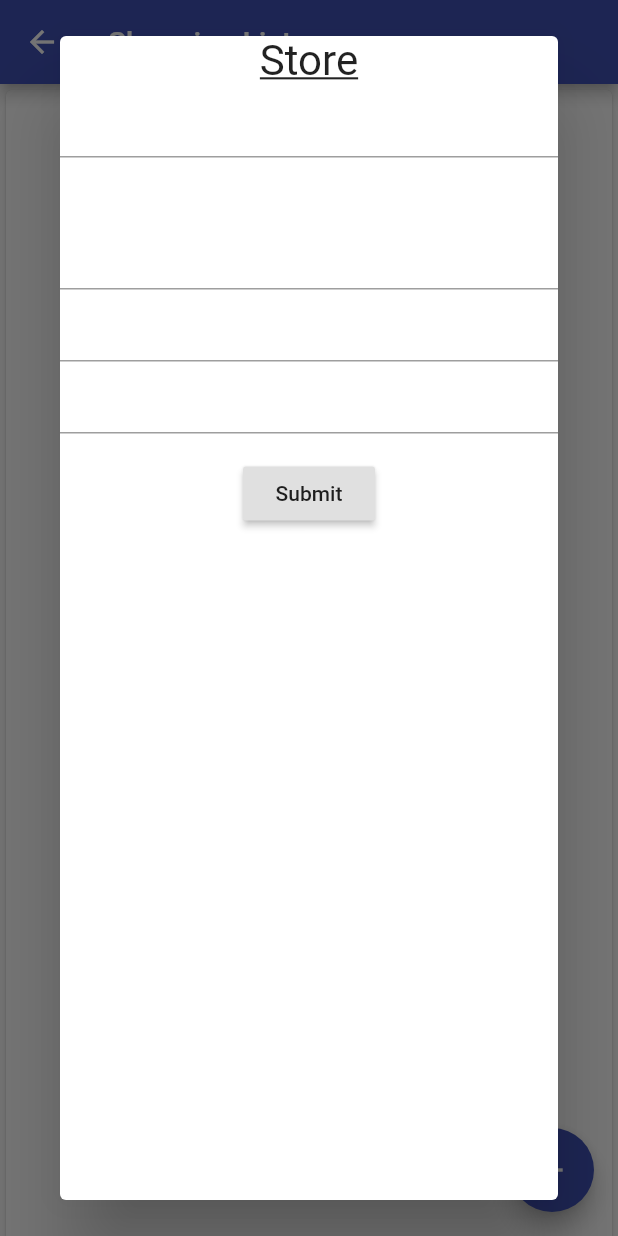
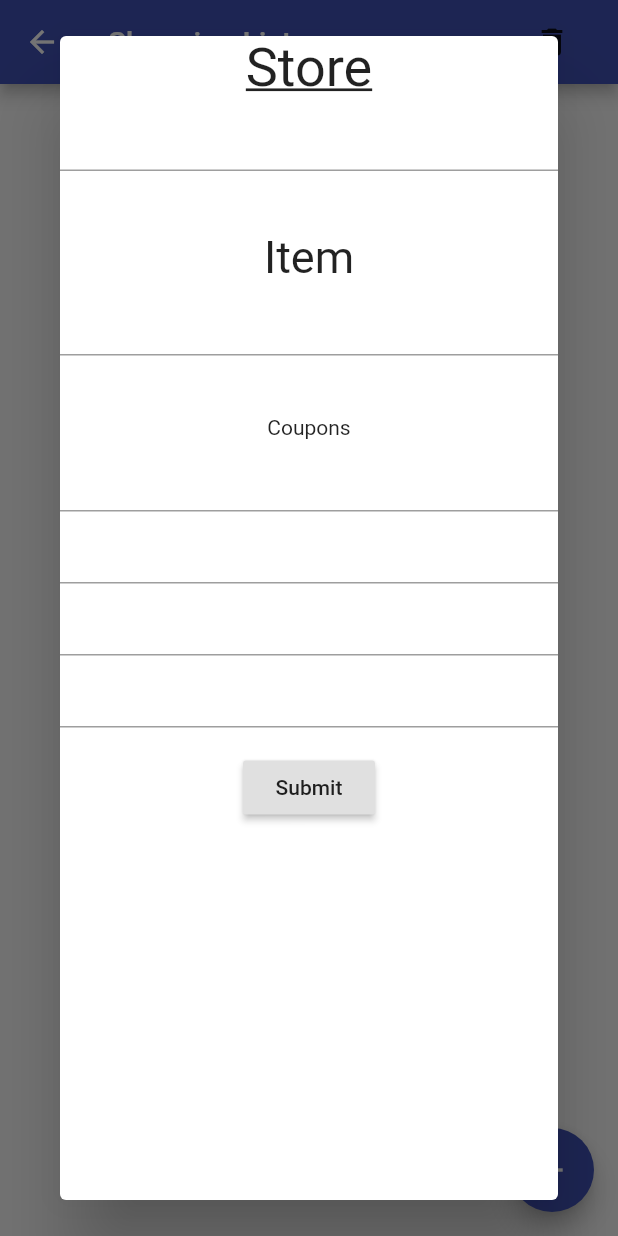
Before and after one commit to pursasha/flart, a Flutter app: the ShopList screen opened directly, after a tap on the "add" icon, on a phone screen of 412 x 824 dp. Run offline on Flutter 3.47's test engine with Material 2 defaults, Android fonts, the phone set to English and light mode, and no system bars; our stand-ins replace sqflite; accounts and stored records are empty.

Commit message:
updated deal list

```diff
--- a/lib/Components/Deal.dart
+++ b/lib/Components/Deal.dart
@@ -1,33 +1,52 @@
 class Deal {
   String store;
   bool have;
-  List<Item> items;
+  Item item;
 
-  Deal(String store, bool have, List<Item> items) {
+  Deal(String store, bool have, Item item) {
     this.store = store;
     this.have = have;
-    this.items = items;
+    this.item = item;
+  }
+
+  Map<String, dynamic> toMap() {
+    return {
+      'store': store,
+      'have': (have == true) ? 1 : 0,
+      'item': item.title,
+      'coupon': item.coupon.toString()
+    };
   }
 }
 
 class Item {
   String title;
-  bool have;
-  List<Coupon> coupons;
+  List<Coupon> coupon;
 
-  Item(String title, bool have, List<Coupon> coupons) {
+  Item(String title, [List<Coupon> coupon]) {
     this.title = title;
-    this.have = have;
-    this.coupons = coupons;
+    this.coupon = coupon;
+  }
+
+  Map<String, dynamic> toMap() {
+    return {'title': title, 'coupons': coupon.toString()};
+  }
+
+  @override
+  String toString() {
+    return 'title: $title, coupons:' + coupon.toString();
   }
 }
 
 class Coupon {
   String title;
-  bool have;
 
-  Coupon(String title, bool have) {
+  Coupon(String title) {
     this.title = title;
-    this.have = have;
+  }
+
+  @override
+  String toString() {
+    return 'title: $title';
   }
 }
--- /dev/null
+++ b/lib/Components/shoppingDatabase.dart
@@ -0,0 +1,93 @@
+import 'dart:async';
+import 'package:path/path.dart';
+import 'package:sqflite/sqflite.dart';
+// import 'package:http/http.dart' as http;
+// import 'dart:convert';
+
+import 'Deal.dart';
+
+class DealDB {
+  DealDB._();
+  static final DealDB db = DealDB._();
+
+  Database _database;
+
+  Future<Database> get database async {
+    if (_database != null) return _database;
+    // if _database is null we instantiate it
+    _database = await openDB();
+    return _database;
+  }
+
+  Future<Database> openDB() async {
+    var databasesPath = await getDatabasesPath();
+    return await openDatabase(
+      join(databasesPath, 'deals.db'),
+      onOpen: (db) async {},
+      onCreate: (db, version) async {
+        var batch = db.batch();
+        _createDealTable(batch);
+
+        await batch.commit(noResult: true);
+      },
+      version: 1,
+    );
+  }
+
+  void _createDealTable(Batch batch) {
+    batch.execute('DROP TABLE IF EXISTS deals');
+    batch.execute('''
+    CREATE TABLE deals (
+      id INTEGER PRIMARY KEY AUTOINCREMENT,
+      store TEXT,
+      have INTEGER,
+      item TEXT,
+      coupon TEXT
+    )''');
+  }
+
+  Future<int> insertDeal(Deal deal) async {
+    final Database db = await openDB();
+
+    if (deal.store == '' || deal == null) {
+      return 402;
+    }
+    await db.insert('deals', deal.toMap());
+
+    return 200;
+  }
+
+  Future<List<Deal>> deals() async {
+    final Database db = await openDB();
+
+    final List<Map<String, dynamic>> maps = await db.query('deals');
+
+    return List.generate(maps.length, (i) {
+      List<Coupon> coupons = [];
+      // print(maps[i]['coupon']);
+      maps[i]['coupon'].toString().split(',').forEach((coupon) {
+        coupon.split('title: ').forEach((coupon) {
+          // print(coupon);
+          if (coupon == '' || coupon == '[' || coupon == ']') {
+          } else {
+            if (coupon != " ") coupons.add(Coupon(coupon));
+          }
+        });
+      });
+      return Deal(maps[i]['store'], (maps[i]['have'] == 1 ? true : false),
+          Item(maps[i]['item'], coupons));
+    });
+  }
+
+  Future<void> deleteDeal(String store) async {
+    final db = await openDB();
+
+    await db.delete("deals", where: "store = ?", whereArgs: [store]);
+  }
+
+  void removeAllDeals() async {
+    final db = await openDB();
+
+    await db.execute("DELETE FROM deals");
+  }
+}
--- a/lib/ShopList.dart
+++ b/lib/ShopList.dart
@@ -1,5 +1,6 @@
 import 'package:flutter/material.dart';
 import 'Components/Deal.dart';
+import 'Components/shoppingDatabase.dart';
 
 class ShopList extends StatefulWidget {
   ShopList({Key key}) : super(key: key);
@@ -12,43 +13,65 @@ class _ShopListState extends State<ShopList> {
   final _formKey = new GlobalKey<FormState>();
 
   TextEditingController storeController = TextEditingController();
-  TextEditingController itemController1 = TextEditingController();
-  TextEditingController itemController2 = TextEditingController();
-  TextEditingController itemController3 = TextEditingController();
-  TextEditingController dealController1 = TextEditingController();
-  TextEditingController dealController2 = TextEditingController();
-  TextEditingController dealController3 = TextEditingController();
+  TextEditingController itemController = TextEditingController();
+  TextEditingController couponController1 = TextEditingController();
+  TextEditingController couponController2 = TextEditingController();
+  TextEditingController couponController3 = TextEditingController();
+  TextEditingController couponController4 = TextEditingController();
 
-  List<Deal> deals = [
-    Deal("CVS", false, [
-      Item("Shampoo", false,
-          [Coupon("BOGO", false), Coupon("Use \$3 Deals", false)]),
-      Item("Shampoo", false, [Coupon("Spend \$20, Get \$4", false)]),
-    ]),
-    Deal("CVS", false, [
-      Item("Shampoo", false,
-          [Coupon("BOGO", false), Coupon("Use \$3 Deals", false)]),
-      Item("Shampoo", false, [Coupon("Spend \$20, Get \$4", false)]),
-      Item("Shampoo", false,
-          [Coupon("BOGO", false), Coupon("Use \$3 Deals", false)]),
-      Item("Shampoo", false, [Coupon("Spend \$20, Get \$4", false)]),
-      Item("Shampoo", false,
-          [Coupon("BOGO", false), Coupon("Use \$3 Deals", false)]),
-      Item("Shampoo", false, [Coupon("Spend \$20, Get \$4", false)]),
-    ]),
-  ];
+  @override
+  void initState() {
+    super.initState();
+    build(context);
+  }
 
   Widget build(BuildContext context) {
-    ListView body = ListView.builder(
-      itemCount: deals.length,
-      itemBuilder: (context, int index) => buildStore(deals[index]),
-    );
-
     return Scaffold(
       appBar: AppBar(
+        actions: <Widget>[
+          FlatButton(
+            child: Icon(Icons.restore_from_trash),
+            onPressed: () => DealDB.db.removeAllDeals(),
+          )
+        ],
         title: Text("Shopping List"),
       ),
-      body: body.build(context),
+      body: FutureBuilder<List<Deal>>(
+          future: DealDB.db.deals(),
+          builder: (BuildContext context, AsyncSnapshot<List<Deal>> snapshot) {
+            switch (snapshot.connectionState) {
+              case ConnectionState.done:
+                List<Deal> deals = snapshot.data;
+                if (deals.length > 0) {
+                  return ListView.builder(
+                    itemCount: deals.length,
+                    itemBuilder: (context, int index) =>
+                        buildStore(deals[index]),
+                  );
+                } else {
+                  return ListView.builder(
+                    itemCount: 1,
+                    itemBuilder: (context, int index) => Center(
+                      child: Text(
+                        "Add a deal...",
+                        style: TextStyle(fontSize: 28),
+                      ),
+                    ),
+                  );
+                }
+                break;
+              case ConnectionState.active:
+              case ConnectionState.waiting:
+              default:
+                return ListView.builder(
+                  itemCount: 1,
+                  itemBuilder: (context, int index) => Center(
+                    child: CircularProgressIndicator(),
+                  ),
+                );
+                break;
+            }
+          }),
       floatingActionButton: FloatingActionButton(
         child: Icon(Icons.add),
         onPressed: () => showDialog(
@@ -63,21 +86,17 @@ class _ShopListState extends State<ShopList> {
 
   Card buildStore(Deal deal) {
     List<Card> items = [];
-    for (Item item in deal.items) {
-      items.add(buildItem(item));
-    }
+    items.add(buildItem(deal));
     return Card(
-      clipBehavior: Clip.hardEdge,
-      child: Center(
-        heightFactor: 10,
       child: Column(
         children: <Widget>[
           Row(
+            mainAxisAlignment: MainAxisAlignment.center,
             children: <Widget>[
               Text(
                 deal.store,
                 style: TextStyle(fontSize: 36),
-                )
+              ),
             ],
           ),
           Column(
@@ -85,55 +104,47 @@ class _ShopListState extends State<ShopList> {
           )
         ],
       ),
+    );
+  }
+
+  Card buildItem(Deal deal) {
+    List<Row> coupons = [];
+    coupons.add(Row(
+      children: <Widget>[
+        Text(
+          deal.item.title,
+          style: TextStyle(fontSize: 24),
+        )
+      ],
+    ));
+    for (Coupon coupon in deal.item.coupon) {
+      print(coupon.title);
+
+      coupons.add(
+        Row(
+          children: <Widget>[
+            Text(coupon.title),
+          ],
         ),
       );
     }
 
-  Card buildItem(Item item) {
-    List<Card> coupons = [];
-    for (Coupon coupon in item.coupons) {
-      coupons.add(buildCoupon(coupon));
-    }
-
     return Card(
+      margin: EdgeInsets.fromLTRB(10, 0, 10, 0),
       elevation: 0,
-      child: Center(
       child: Column(
         children: <Widget>[
-            Row(
-              children: <Widget>[
-                Text(
-                  item.title,
-                  style: TextStyle(fontSize: 24),
-                )
+          CheckboxListTile(
+            value: deal.have,
+            controlAffinity: ListTileControlAffinity.leading,
+            onChanged: (changer) {
+              setState(() {
+                deal.have = changer;
+              });
+            },
+            title: Column(children: coupons),
+          ),
         ],
-            ),
-            Column(
-              children: coupons,
-            )
-          ],
-        ),
-      ),
-    );
-  }
-
-  Card buildCoupon(Coupon coupon) {
-    return Card(
-      borderOnForeground: false,
-      child: Center(
-        child: Column(
-          children: <Widget>[
-            Row(
-              children: <Widget>[
-                Checkbox(
-                  value: coupon.have,
-                  onChanged: (have) => setState(() => coupon.have = have),
-                ),
-                Text(coupon.title)
-              ],
-            )
-          ],
-        ),
       ),
     );
   }
@@ -145,11 +156,12 @@ class _ShopListState extends State<ShopList> {
         crossAxisAlignment: CrossAxisAlignment.start,
         children: <Widget>[
           Column(
+            // STORE
             children: <Widget>[
               Text(
                 "Store",
                 style: TextStyle(
-                    fontSize: 28, decoration: TextDecoration.underline),
+                    fontSize: 36, decoration: TextDecoration.underline),
               ),
               TextFormField(
                 controller: storeController,
@@ -165,16 +177,44 @@ class _ShopListState extends State<ShopList> {
           Padding(
             padding: EdgeInsets.symmetric(vertical: 20.0),
           ),
-          Column(
-            children: <Widget>[
-              TextFormField(
-                controller: itemController1,
+          Column(children: <Widget>[
+            // ITEM
+            Center(
+              child: Text(
+                "Item",
+                style: TextStyle(fontSize: 30),
+              ),
             ),
             TextFormField(
-                controller: itemController2,
+              controller: itemController,
+              validator: (value) {
+                if (value.isEmpty) {
+                  return 'Please enter some text';
+                }
+                return null;
+              },
+            ),
+          ]),
+          Padding(
+            padding: EdgeInsets.symmetric(vertical: 20.0),
+          ),
+          Column(
+            // COUPONS
+            children: <Widget>[
+              Center(
+                child: Text("Coupons"),
               ),
               TextFormField(
-                controller: itemController3,
+                controller: couponController1,
+              ),
+              TextFormField(
+                controller: couponController2,
+              ),
+              TextFormField(
+                controller: couponController3,
+              ),
+              TextFormField(
+                controller: couponController4,
               ),
             ],
           ),
@@ -186,51 +226,43 @@ class _ShopListState extends State<ShopList> {
                   if (_formKey.currentState.validate()) {
                     setState(
                       () {
-                        deals.add(Deal(storeController.text, false, [
+                        DealDB.db.insertDeal(
+                          Deal(
+                            storeController.text,
+                            false,
                             Item(
-                              itemController1.text.isNotEmpty
-                                  ? itemController1.text
-                                  : "",
-                              false,
+                              itemController.text,
                               [
                                 Coupon(
-                                    (dealController1.text.isNotEmpty
-                                        ? dealController1.text
+                                  (couponController1.text.isNotEmpty
+                                      ? couponController1.text
                                       : ""),
-                                    false)
-                              ]),
-                          Item(
-                              itemController2.text.isNotEmpty
-                                  ? itemController2.text
-                                  : "",
-                              false,
-                              [
+                                ),
                                 Coupon(
-                                    dealController2.text.isNotEmpty
-                                        ? dealController2.text
-                                        : "",
-                                    false)
-                              ]),
-                          Item(
-                              itemController3.text.isNotEmpty
-                                  ? itemController3.text
-                                  : "",
-                              false,
-                              [
+                                  (couponController2.text.isNotEmpty
+                                      ? couponController2.text
+                                      : ""),
+                                ),
                                 Coupon(
-                                    dealController3.text.isNotEmpty
-                                        ? dealController3.text
-                                        : "",
-                                    false)
-                              ]),
-                        ]));
+                                  (couponController3.text.isNotEmpty
+                                      ? couponController3.text
+                                      : ""),
+                                ),
+                                Coupon(
+                                  (couponController4.text.isNotEmpty
+                                      ? couponController4.text
+                                      : ""),
+                                ),
+                              ],
+                            ),
+                          ),
+                        );
                         storeController.clear();
-                        itemController1.clear();
-                        itemController2.clear();
-                        itemController3.clear();
-                        dealController1.clear();
-                        dealController2.clear();
-                        dealController3.clear();
+                        itemController.clear();
+                        couponController1.clear();
+                        couponController2.clear();
+                        couponController3.clear();
+                        couponController4.clear();
                       },
                     );
                     Navigator.of(context).pop();
```
Also changed, not shown: lib/Database.dart (+4 -7 lines), lib/Policy.dart (+46 -37 lines). Lines whose indentation alone changed are shown as unchanged.
